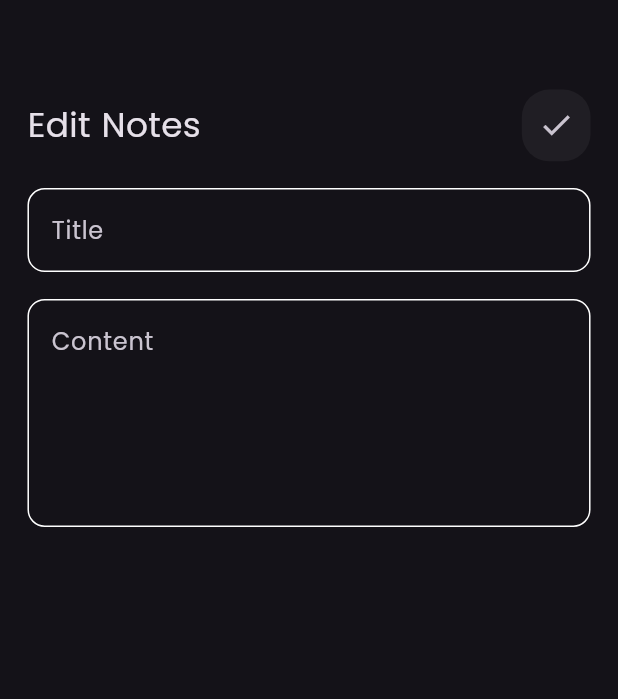
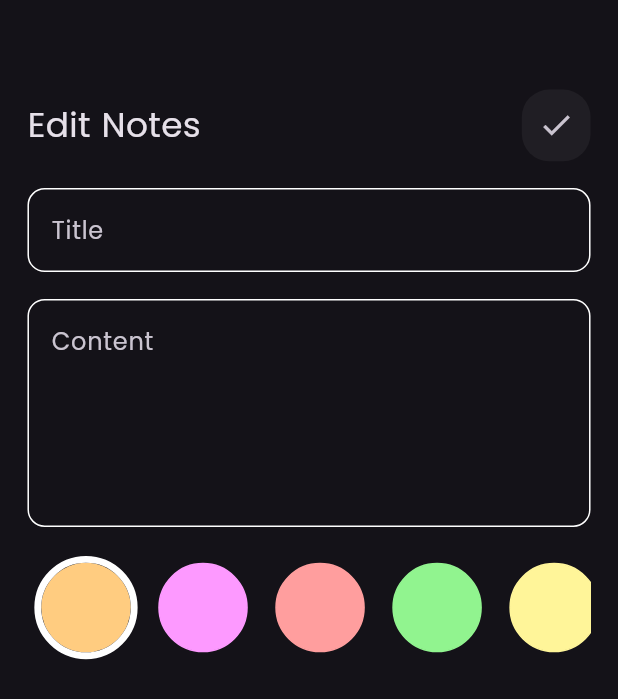
Before and after one commit to radwaadel17/Notes-app, a Flutter app: the EditNoteView screen opened directly with empty values, on a phone screen of 412 x 824 dp. Shown: the top 699 px of the screen. Run offline on Flutter 3.47's test engine with Material 3 defaults, Android fonts, the phone set to English and light mode, and no system bars; our stand-ins replace flutter_bloc, flutter_screenutil, hive, hive_flutter, modal_progress_hud_nsn; accounts and stored records are empty.

Commit message:
add list view of colors to edit note view

```diff
--- a/app/lib/widgets/EditNotesBody.dart
+++ b/app/lib/widgets/EditNotesBody.dart
@@ -1,6 +1,7 @@
 import 'package:app/cubits/Notes%20cubit/Note%20cubit.dart';
 import 'package:app/models/NoteModel.dart';
 import 'package:app/widgets/CustomTextField.dart';
+import 'package:app/widgets/ListViewOfColors.dart';
 import 'package:app/widgets/customAppBar.dart';
 import 'package:flutter/material.dart';
 import 'package:flutter_bloc/flutter_bloc.dart';
@@ -56,6 +57,10 @@ class _EditNotesViewBodyState extends State<EditNotesViewBody> {
               subtitle = value;
             },
           ),
+         SizedBox(
+            height: 15.h,
+        ),
+         const ListViewOfColors(),
         ],
       ),
     );
```
